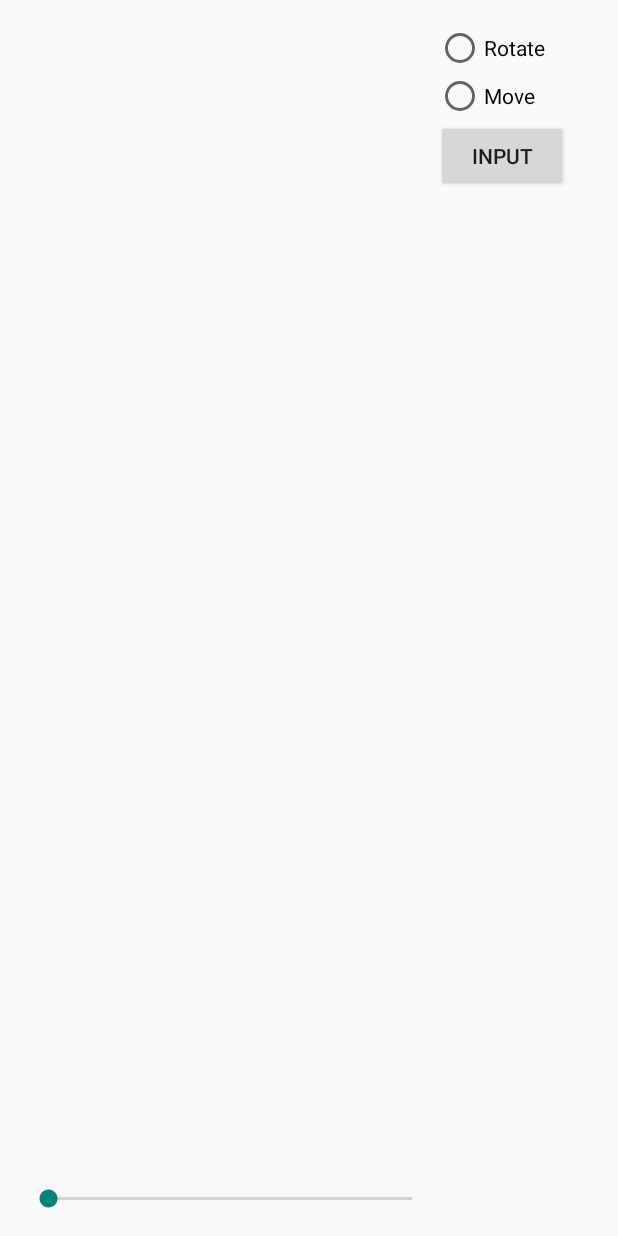
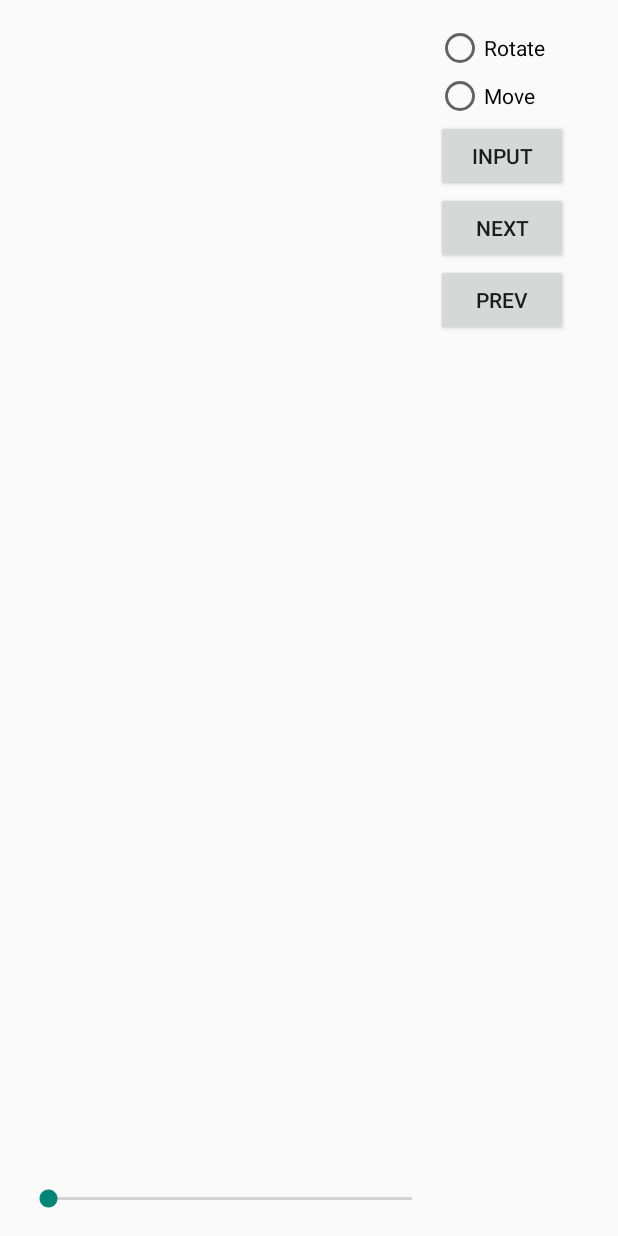
Before and after one commit to viveksonihmr/swing3D, an Android app: the layout activity_main.xml on its own in the app's theme, with its tools: preview values and no code run, on a phone screen of 412 x 824 dp. Run offline under Robolectric (Android 15) with nearby library versions, the phone set to English and light mode, and no system bars.

```diff
--- a/app/src/main/res/layout/activity_main.xml
+++ b/app/src/main/res/layout/activity_main.xml
@@ -53,6 +53,18 @@
             android:text="Input"
             android:id="@+id/button1" />
 
+        <Button
+            android:layout_width="wrap_content"
+            android:layout_height="wrap_content"
+            android:text="Next"
+            android:id="@+id/button2" />
+
+        <Button
+            android:layout_width="wrap_content"
+            android:layout_height="wrap_content"
+            android:text="PREV"
+            android:id="@+id/button3" />
+
     </LinearLayout>
 
     <SeekBar
```
Also changed, not shown: app/src/main/java/com/example/brb_lab/swing3d/Line.java (+8 -0 lines), app/src/main/java/com/example/brb_lab/swing3d/MainActivity.java (+43 -0 lines), app/src/main/java/com/example/brb_lab/swing3d/MyRenderer.java (+18 -0 lines).
